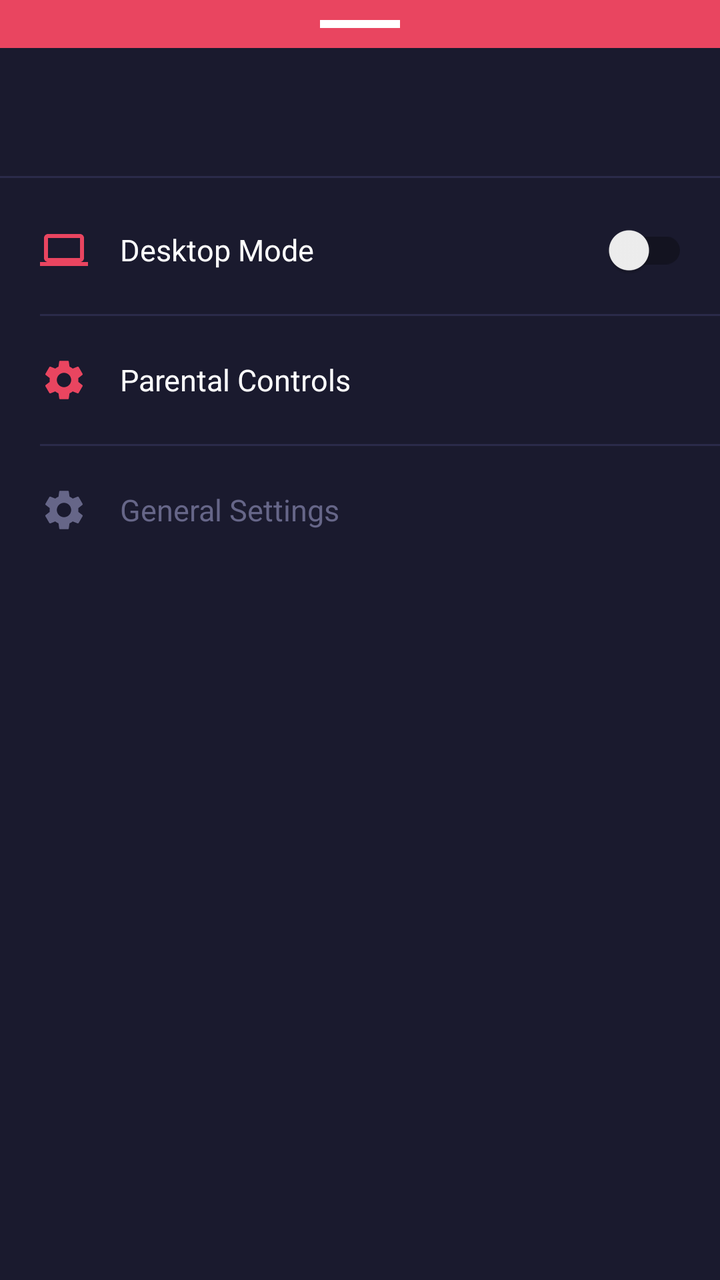
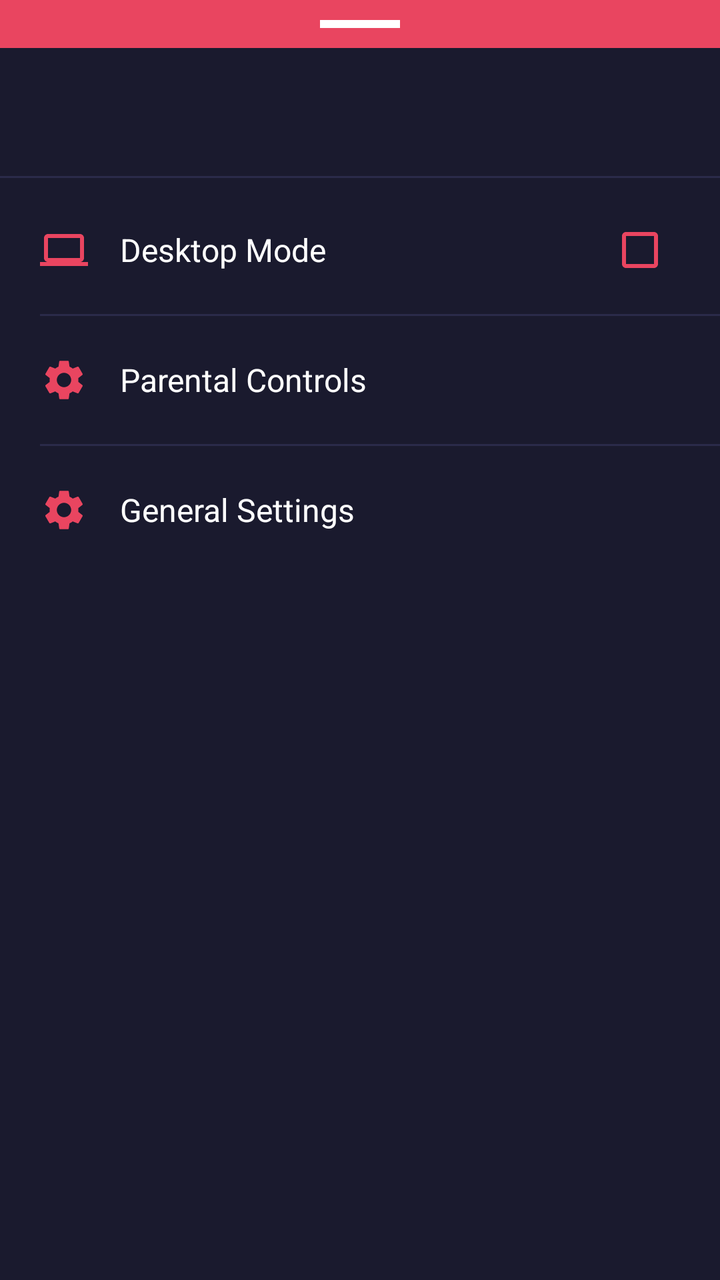

Screens rendered from an Android XML layout before and after an edit, with the pre-edit source and the edit as a unified diff.
<!-- AndroidManifest.xml: application theme Theme.ITNSecureBrowser -->
<!-- res/layout/bottom_sheet_more.xml -->
<?xml version="1.0" encoding="utf-8"?>
<LinearLayout xmlns:android="http://schemas.android.com/apk/res/android"
    android:layout_width="match_parent"
    android:layout_height="match_parent"
    android:orientation="vertical"
    android:background="#1A1A2E">

    
    <include
        layout="@layout/bottom_sheet_base"
        android:layout_width="match_parent"
        android:layout_height="wrap_content" />

    
    <LinearLayout
        android:id="@+id/rowDesktopMode"
        android:layout_width="match_parent"
        android:layout_height="64dp"
        android:orientation="horizontal"
        android:gravity="center_vertical"
        android:paddingStart="20dp"
        android:paddingEnd="16dp"
        android:background="?attr/selectableItemBackground"
        android:clickable="true"
        android:focusable="true">

        <ImageView
            android:layout_width="24dp"
            android:layout_height="24dp"
            android:src="@drawable/ic_desktop"
            android:tint="@color/accent"
            android:contentDescription="@string/cd_desktop_mode" />

        <TextView
            android:layout_width="0dp"
            android:layout_height="wrap_content"
            android:layout_weight="1"
            android:layout_marginStart="16dp"
            android:text="@string/desktop_mode"
            android:textColor="#FFFFFF"
            android:textSize="15sp" />

        <androidx.appcompat.widget.SwitchCompat
            android:id="@+id/switchDesktopMode"
            android:layout_width="wrap_content"
            android:layout_height="wrap_content"
            android:clickable="false"
            android:focusable="false" />

    </LinearLayout>

    
    <View
        android:layout_width="match_parent"
        android:layout_height="1dp"
        android:layout_marginStart="20dp"
        android:background="#2A2A4A" />

    
    <LinearLayout
        android:id="@+id/rowParentalSettings"
        android:layout_width="match_parent"
        android:layout_height="64dp"
        android:orientation="horizontal"
        android:gravity="center_vertical"
        android:paddingStart="20dp"
        android:paddingEnd="16dp"
        android:background="?attr/selectableItemBackground"
        android:clickable="true"
        android:focusable="true">

        <ImageView
            android:layout_width="24dp"
            android:layout_height="24dp"
            android:src="@drawable/ic_settings"
            android:tint="@color/accent"
            android:contentDescription="@string/cd_parental_settings" />

        <TextView
            android:layout_width="match_parent"
            android:layout_height="wrap_content"
            android:layout_marginStart="16dp"
            android:text="@string/parental_settings"
            android:textColor="#FFFFFF"
            android:textSize="15sp" />

    </LinearLayout>

    
    <View
        android:layout_width="match_parent"
        android:layout_height="1dp"
        android:layout_marginStart="20dp"
        android:background="#2A2A4A" />

    
    <LinearLayout
        android:id="@+id/rowGeneralSettings"
        android:layout_width="match_parent"
        android:layout_height="64dp"
        android:orientation="horizontal"
        android:gravity="center_vertical"
        android:paddingStart="20dp"
        android:paddingEnd="16dp"
        android:background="?attr/selectableItemBackground"
        android:clickable="true"
        android:focusable="true">

        <ImageView
            android:layout_width="24dp"
            android:layout_height="24dp"
            android:src="@drawable/ic_settings"
            android:tint="#666688"
            android:contentDescription="@string/cd_general_settings" />

        <TextView
            android:layout_width="match_parent"
            android:layout_height="wrap_content"
            android:layout_marginStart="16dp"
            android:text="@string/general_settings"
            android:textColor="#666688"
            android:textSize="15sp" />

    </LinearLayout>

</LinearLayout>
<!-- res/layout/bottom_sheet_base.xml (included above) -->
<?xml version="1.0" encoding="utf-8"?>
<merge xmlns:android="http://schemas.android.com/apk/res/android">

    
    <LinearLayout
        android:layout_width="match_parent"
        android:layout_height="wrap_content"
        android:orientation="vertical"
        android:gravity="center_horizontal"
        android:background="@color/accent"
        android:paddingTop="10dp"
        android:paddingBottom="10dp">

        <View
            android:layout_width="40dp"
            android:layout_height="4dp"
            android:background="#FFFFFF" />

    </LinearLayout>

    
    <LinearLayout
        android:layout_width="match_parent"
        android:layout_height="64dp"
        android:orientation="horizontal"
        android:gravity="center">

        <TextView
            android:id="@+id/sheetHeaderTitle"
            android:layout_width="wrap_content"
            android:layout_height="wrap_content"
            android:textColor="@color/text_primary"
            android:textSize="16sp" />

    </LinearLayout>

    
    <View
        android:layout_width="match_parent"
        android:layout_height="1dp"
        android:background="#2A2A4A"
        android:layout_marginBottom="4dp" />

</merge>
<!-- resources referenced by this layout -->
<resources>
  <color name="accent">#E94560</color>
  <color name="text_primary">#FFFFFF</color>
  <!-- drawable ic_desktop (drawable) -->
  <vector xmlns:android="http://schemas.android.com/apk/res/android"
      android:width="24dp"
      android:height="24dp"
      android:viewportWidth="24"
      android:viewportHeight="24">
      <path
          android:fillColor="#FFFFFF"
          android:pathData="M20,18c1.1,0 2,-0.9 2,-2V6c0,-1.1 -0.9,-2 -2,-2H4c-1.1,0 -2,0.9 -2,2v10c0,1.1 0.9,2 2,2H0v2h24v-2h-4zM4,6h16v10H4V6z" />
  </vector>
  <string name="cd_desktop_mode">Desktop mode</string>
  <string name="cd_general_settings">General settings</string>
  <string name="cd_parental_settings">Parental controls</string>
  <string name="desktop_mode">Desktop Mode</string>
  <string name="general_settings">General Settings</string>
  <string name="parental_settings">Parental Controls</string>
  <style name="Theme.ITNSecureBrowser" parent="Theme.MaterialComponents.DayNight.NoActionBar">
          <item name="colorPrimary">@color/tab_active</item>
          <item name="colorPrimaryVariant">@color/bg_tab_bar</item>
          <item name="colorOnPrimary">@color/text_primary</item>
          <item name="colorSecondary">@color/accent</item>
          <item name="colorOnSecondary">@color/text_primary</item>
          <item name="android:windowBackground">@color/bg_toolbar</item>
          <item name="android:statusBarColor">@color/bg_tab_bar</item>
          <item name="android:navigationBarColor">@color/bg_tab_bar</item>
          <item name="android:windowLightStatusBar">false</item>
      </style>
  <color name="tab_active">#0F3460</color>
  <color name="bg_tab_bar">#1A1A2E</color>
  <color name="bg_toolbar">#16213E</color>
  <!-- unchanged entries left out for length: 1 -->
</resources>

<!-- the commit's change to res/layout/bottom_sheet_more.xml (unified diff, before → after) -->
@@ -38,12 +38,13 @@
             android:layout_marginStart="16dp"
             android:text="@string/desktop_mode"
             android:textColor="#FFFFFF"
-            android:textSize="15sp" />
+            android:textSize="@dimen/text_sm" />
 
-        <androidx.appcompat.widget.SwitchCompat
+        <CheckBox
             android:id="@+id/switchDesktopMode"
             android:layout_width="wrap_content"
             android:layout_height="wrap_content"
+            android:buttonTint="@color/accent"
             android:clickable="false"
             android:focusable="false" />
 
@@ -77,12 +78,13 @@
             android:contentDescription="@string/cd_parental_settings" />
 
         <TextView
-            android:layout_width="match_parent"
+            android:layout_width="0dp"
             android:layout_height="wrap_content"
+            android:layout_weight="1"
             android:layout_marginStart="16dp"
             android:text="@string/parental_settings"
             android:textColor="#FFFFFF"
-            android:textSize="15sp" />
+            android:textSize="@dimen/text_sm" />
 
     </LinearLayout>
 
@@ -109,17 +111,18 @@
         <ImageView
             android:layout_width="24dp"
             android:layout_height="24dp"
-            android:src="@drawable/ic_settings"
-            android:tint="#666688"
+            android:src="@drawable/ic_gear"
+            android:tint="@color/accent"
             android:contentDescription="@string/cd_general_settings" />
 
         <TextView
-            android:layout_width="match_parent"
+            android:layout_width="0dp"
             android:layout_height="wrap_content"
+            android:layout_weight="1"
             android:layout_marginStart="16dp"
             android:text="@string/general_settings"
-            android:textColor="#666688"
-            android:textSize="15sp" />
+            android:textColor="#FFFFFF"
+            android:textSize="@dimen/text_sm" />
 
     </LinearLayout>
 
<!-- resource entries referenced after the edit -->
@@ -2,6 +2,7 @@
 <resources>
   <color name="accent">#E94560</color>
   <color name="text_primary">#FFFFFF</color>
+  <dimen name="text_sm">16sp</dimen>
   <!-- drawable ic_desktop (drawable) -->
   <vector xmlns:android="http://schemas.android.com/apk/res/android"
       android:width="24dp"
@@ -11,6 +12,18 @@
       <path
           android:fillColor="#FFFFFF"
           android:pathData="M20,18c1.1,0 2,-0.9 2,-2V6c0,-1.1 -0.9,-2 -2,-2H4c-1.1,0 -2,0.9 -2,2v10c0,1.1 0.9,2 2,2H0v2h24v-2h-4zM4,6h16v10H4V6z" />
+  </vector>
+  <!-- drawable ic_gear (drawable) -->
+  <?xml version="1.0" encoding="utf-8"?>
+  <vector xmlns:android="http://schemas.android.com/apk/res/android"
+      android:width="24dp"
+      android:height="24dp"
+      android:viewportWidth="24"
+      android:viewportHeight="24"
+      android:tint="?attr/colorControlNormal">
+      <path
+          android:fillColor="#FFFFFF"
+          android:pathData="M19.14,12.94c0.04,-0.3 0.06,-0.61 0.06,-0.94 0,-0.32 -0.02,-0.64 -0.07,-0.94l2.03,-1.58c0.18,-0.14 0.23,-0.41 0.12,-0.61l-1.92,-3.32c-0.12,-0.22 -0.37,-0.29 -0.59,-0.22l-2.39,0.96c-0.5,-0.38 -1.03,-0.7 -1.62,-0.94L14.4,2.81c-0.04,-0.24 -0.24,-0.41 -0.48,-0.41h-3.84c-0.24,0 -0.43,0.17 -0.47,0.41L9.25,5.35C8.66,5.59 8.12,5.92 7.63,6.29L5.24,5.33c-0.22,-0.08 -0.47,0 -0.59,0.22L2.74,8.87C2.62,9.08 2.66,9.34 2.86,9.48l2.03,1.58C4.84,11.36 4.8,11.69 4.8,12s0.02,0.64 0.07,0.94l-2.03,1.58c-0.18,0.14 -0.23,0.41 -0.12,0.61l1.92,3.32c0.12,0.22 0.37,0.29 0.59,0.22l2.39,-0.96c0.5,0.38 1.03,0.7 1.62,0.94l0.36,2.54c0.05,0.24 0.24,0.41 0.48,0.41h3.84c0.24,0 0.44,-0.17 0.47,-0.41l0.36,-2.54c0.59,-0.24 1.13,-0.56 1.62,-0.94l2.39,0.96c0.22,0.08 0.47,0 0.59,-0.22l1.92,-3.32c0.12,-0.22 0.07,-0.47 -0.12,-0.61L19.14,12.94zM12,15.6c-1.98,0 -3.6,-1.62 -3.6,-3.6s1.62,-3.6 3.6,-3.6 3.6,1.62 3.6,3.6S13.98,15.6 12,15.6z" />
   </vector>
   <string name="cd_desktop_mode">Desktop mode</string>
   <string name="cd_general_settings">General settings</string>
